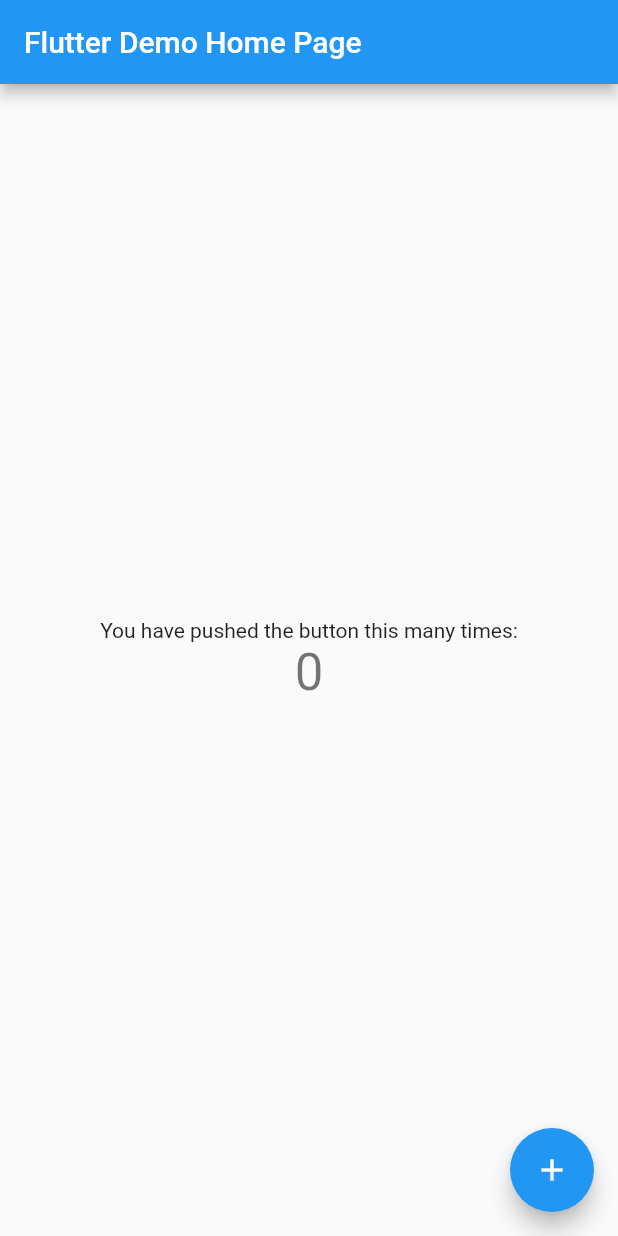
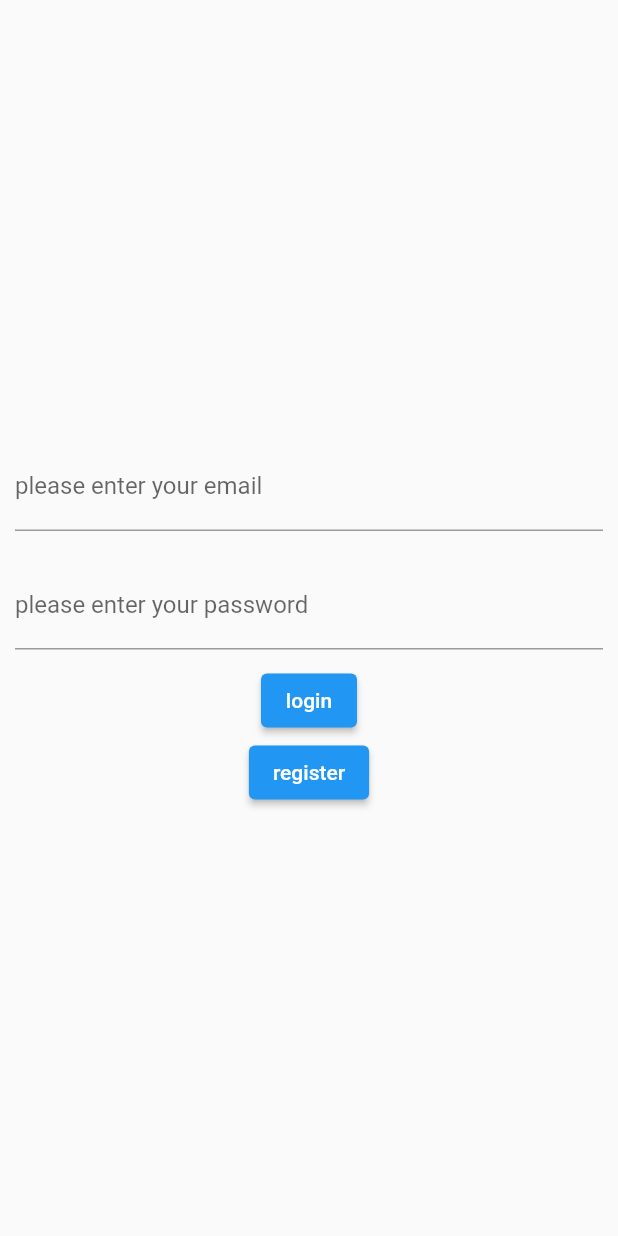
Before and after one commit to MiladAhmadiRepo/provider_app_sample, a Flutter app: the screen it shows after launch, on a phone screen of 412 x 824 dp. Run offline on Flutter 3.47's test engine with Material 2 defaults, Android fonts, the phone set to English and light mode, and no system bars; our stand-ins replace firebase_auth, firebase_core; accounts and stored records are empty.

Commit message:
add firebase auth

```diff
--- /dev/null
+++ b/lib/login_screen.dart
@@ -0,0 +1,59 @@
+import 'package:flutter/material.dart';
+import 'package:flutter/services.dart';
+import 'package:provider/provider.dart';
+
+import 'service/auth_service.dart';
+
+class LoginScreen extends StatefulWidget {
+  const LoginScreen({Key? key}) : super(key: key);
+
+  @override
+  State<LoginScreen> createState() => _LoginScreenState();
+}
+
+class _LoginScreenState extends State<LoginScreen> {
+  late AuthService authService;
+  TextEditingController emailController=TextEditingController();
+  TextEditingController passwordController=TextEditingController();
+  @override
+  void initState(){
+    super.initState();
+  }
+  @override
+  Widget build(BuildContext context) {
+    authService=Provider.of<AuthService>(context);
+
+    return Scaffold(
+      body: Column(
+        mainAxisAlignment: MainAxisAlignment.center,
+        mainAxisSize: MainAxisSize.max,
+        children: [
+          Padding(
+            padding: EdgeInsets.all(10),
+            child: TextField(
+              controller: emailController,
+              decoration: InputDecoration(
+                label: Text("please enter your email")
+              ),
+            ),
+          ),
+          Padding(
+            padding: EdgeInsets.all(10),
+            child: TextField(
+              controller: passwordController,
+              decoration: InputDecoration(
+                label: Text("please enter your password")
+              ),
+            ),
+          ),
+          ElevatedButton(onPressed: (){
+            authService.signInWithEmailAndPassword(emailController.text, passwordController.text);
+          }, child: Text("login")),
+          ElevatedButton(onPressed: (){
+            Navigator.pushNamed(context, "/register");
+          }, child: Text("register"))
+        ],
+      ),
+    );
+  }
+}
--- a/lib/main.dart
+++ b/lib/main.dart
@@ -1,115 +1,38 @@
+import 'package:firebase_core/firebase_core.dart';
 import 'package:flutter/material.dart';
+import 'package:provider/provider.dart';
+import 'package:provider_app_sample/register_screen.dart';
+import 'package:provider_app_sample/service/auth_service.dart';
+import 'package:provider_app_sample/wrapper.dart';
 
-void main() {
+import 'home_screen.dart';
+import 'login_screen.dart';
+
+Future<void> main() async {
+  WidgetsFlutterBinding.ensureInitialized();
+  await Firebase.initializeApp();
   runApp(const MyApp());
 }
 
 class MyApp extends StatelessWidget {
   const MyApp({Key? key}) : super(key: key);
 
-  // This widget is the root of your application.
   @override
   Widget build(BuildContext context) {
-    return MaterialApp(
-      title: 'Flutter Demo',
-      theme: ThemeData(
-        // This is the theme of your application.
-        //
-        // Try running your application with "flutter run". You'll see the
-        // application has a blue toolbar. Then, without quitting the app, try
-        // changing the primarySwatch below to Colors.green and then invoke
-        // "hot reload" (press "r" in the console where you ran "flutter run",
-        // or simply save your changes to "hot reload" in a Flutter IDE).
-        // Notice that the counter didn't reset back to zero; the application
-        // is not restarted.
-        primarySwatch: Colors.blue,
+    return MultiProvider(
+      providers: [
+        Provider<AuthService>(create:
+        (_)=>AuthService())
+      ],
+      child: MaterialApp(
+        title: 'Flutter Demo',
+        initialRoute: "/",
+        routes: {
+          "/":(context)=>Wrapper(),
+          "/login":(context)=>LoginScreen(),
+          "/register":(context)=>RegisterScreen(),
+        },
       ),
-      home: const MyHomePage(title: 'Flutter Demo Home Page'),
     );
   }
 }
-
-class MyHomePage extends StatefulWidget {
-  const MyHomePage({Key? key, required this.title}) : super(key: key);
-
-  // This widget is the home page of your application. It is stateful, meaning
-  // that it has a State object (defined below) that contains fields that affect
-  // how it looks.
-
-  // This class is the configuration for the state. It holds the values (in this
-  // case the title) provided by the parent (in this case the App widget) and
-  // used by the build method of the State. Fields in a Widget subclass are
-  // always marked "final".
-
-  final String title;
-
-  @override
-  State<MyHomePage> createState() => _MyHomePageState();
-}
-
-class _MyHomePageState extends State<MyHomePage> {
-  int _counter = 0;
-
-  void _incrementCounter() {
-    setState(() {
-      // This call to setState tells the Flutter framework that something has
-      // changed in this State, which causes it to rerun the build method below
-      // so that the display can reflect the updated values. If we changed
-      // _counter without calling setState(), then the build method would not be
-      // called again, and so nothing would appear to happen.
-      _counter++;
-    });
-  }
-
-  @override
-  Widget build(BuildContext context) {
-    // This method is rerun every time setState is called, for instance as done
-    // by the _incrementCounter method above.
-    //
-    // The Flutter framework has been optimized to make rerunning build methods
-    // fast, so that you can just rebuild anything that needs updating rather
-    // than having to individually change instances of widgets.
-    return Scaffold(
-      appBar: AppBar(
-        // Here we take the value from the MyHomePage object that was created by
-        // the App.build method, and use it to set our appbar title.
-        title: Text(widget.title),
-      ),
-      body: Center(
-        // Center is a layout widget. It takes a single child and positions it
-        // in the middle of the parent.
-        child: Column(
-          // Column is also a layout widget. It takes a list of children and
-          // arranges them vertically. By default, it sizes itself to fit its
-          // children horizontally, and tries to be as tall as its parent.
-          //
-          // Invoke "debug painting" (press "p" in the console, choose the
-          // "Toggle Debug Paint" action from the Flutter Inspector in Android
-          // Studio, or the "Toggle Debug Paint" command in Visual Studio Code)
-          // to see the wireframe for each widget.
-          //
-          // Column has various properties to control how it sizes itself and
-          // how it positions its children. Here we use mainAxisAlignment to
-          // center the children vertically; the main axis here is the vertical
-          // axis because Columns are vertical (the cross axis would be
-          // horizontal).
-          mainAxisAlignment: MainAxisAlignment.center,
-          children: <Widget>[
-            const Text(
-              'You have pushed the button this many times:',
-            ),
-            Text(
-              '$_counter',
-              style: Theme.of(context).textTheme.headline4,
-            ),
-          ],
-        ),
-      ),
-      floatingActionButton: FloatingActionButton(
-        onPressed: _incrementCounter,
-        tooltip: 'Increment',
-        child: const Icon(Icons.add),
-      ), // This trailing comma makes auto-formatting nicer for build methods.
-    );
-  }
-}
--- /dev/null
+++ b/lib/model/user.dart
@@ -0,0 +1,6 @@
+class User{
+  final String uid;
+  final String? email;
+
+  User(this.uid, this.email);
+}
--- /dev/null
+++ b/lib/service/auth_service.dart
@@ -0,0 +1,34 @@
+import 'package:firebase_auth/firebase_auth.dart' as auth;
+import 'package:flutter/cupertino.dart';
+
+import '../model/user.dart';
+
+class AuthService {
+  final auth.FirebaseAuth _firebaseAuth = auth.FirebaseAuth.instance;
+
+  User? _userFromFirebase(auth.User? user) {
+   return user == null ? null : User(user.uid, user.email);
+  }
+
+  Stream<User?>? get user {
+    return _firebaseAuth.authStateChanges().map(_userFromFirebase);
+  }
+
+  Future<User?> signInWithEmailAndPassword(
+      String email, String password) async {
+    final credential = await _firebaseAuth.signInWithEmailAndPassword(
+        email: email, password: password);
+    return _userFromFirebase(credential.user);
+  }
+
+  Future<User?> createUserWithEmailAndPassword(
+      String email, String password) async {
+    final credential = await _firebaseAuth.createUserWithEmailAndPassword(
+        email: email, password: password);
+    return _userFromFirebase(credential.user);
+  }
+
+  Future<void> signOut() async {
+    return _firebaseAuth.signOut();
+  }
+}
--- /dev/null
+++ b/lib/wrapper.dart
@@ -0,0 +1,31 @@
+import 'package:flutter/material.dart';
+import 'package:provider/provider.dart';
+import 'package:provider_app_sample/home_screen.dart';
+import 'package:provider_app_sample/login_screen.dart';
+import 'package:provider_app_sample/model/user.dart';
+import 'package:provider_app_sample/service/auth_service.dart';
+
+class Wrapper extends StatelessWidget {
+  const Wrapper({Key? key}) : super(key: key);
+
+  @override
+  Widget build(BuildContext context) {
+    final authService=Provider.of<AuthService>(context);
+    return StreamBuilder(
+      stream: authService.user,
+      builder: (_,AsyncSnapshot<User?> snapshot) {
+        if(snapshot.connectionState==ConnectionState.active)
+          {
+            final User? user=snapshot.data;
+            return user==null?LoginScreen():HomeScreen();
+          }
+        else{
+          return Scaffold(
+            body: Center(
+              child: CircularProgressIndicator(),
+            ),
+          );
+        }
+    },);
+  }
+}
```
Also changed, not shown: lib/home_screen.dart (added, +45 -0 lines), lib/register_screen.dart (added, +55 -0 lines), lib/sharepref/share_preference_helper.dart (deleted, +0 -33 lines), pubspec.yaml (+8 -5 lines), pubspec.lock, 3 other files.
